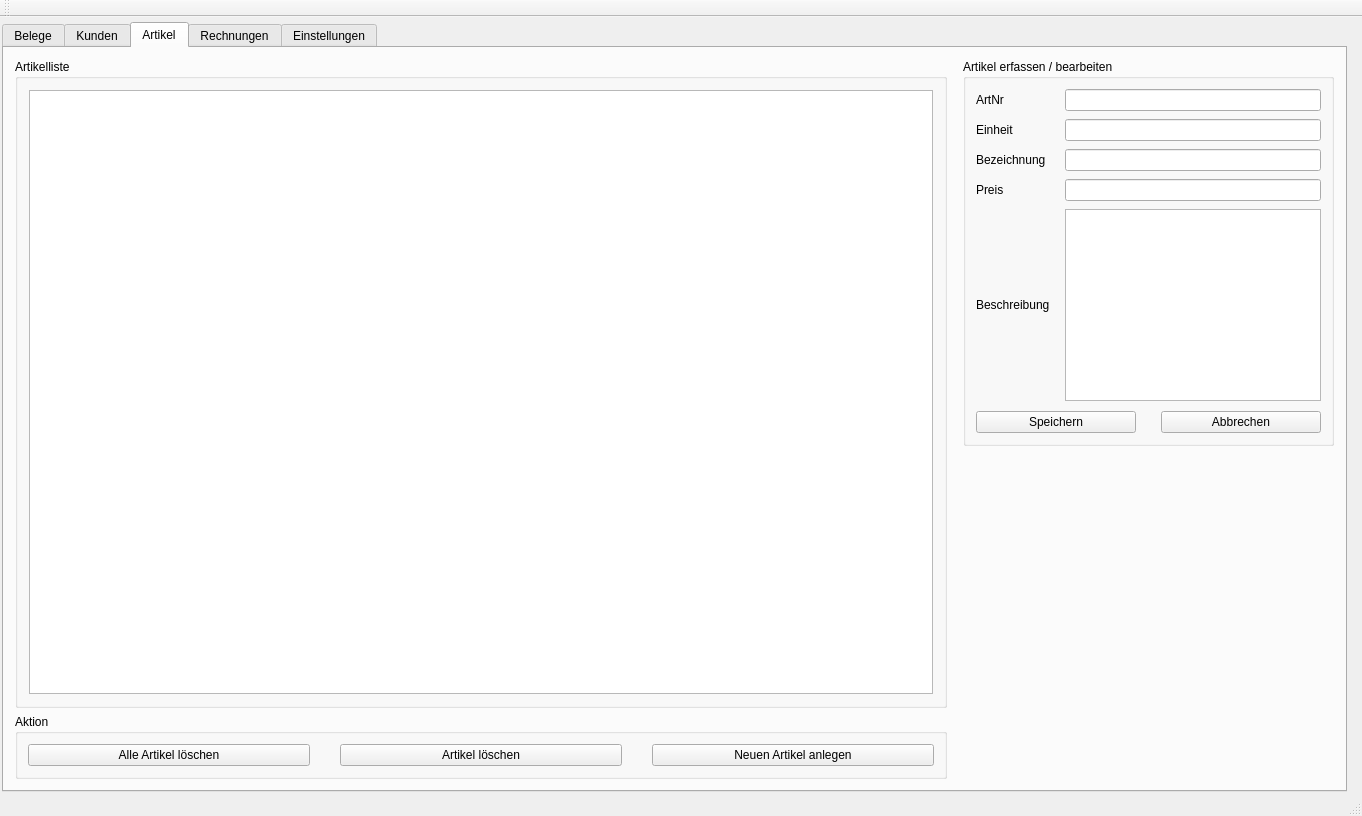
First picture: the form in mainwindow.ui, repository MarcelGep/RechnungsApp, before the edit.
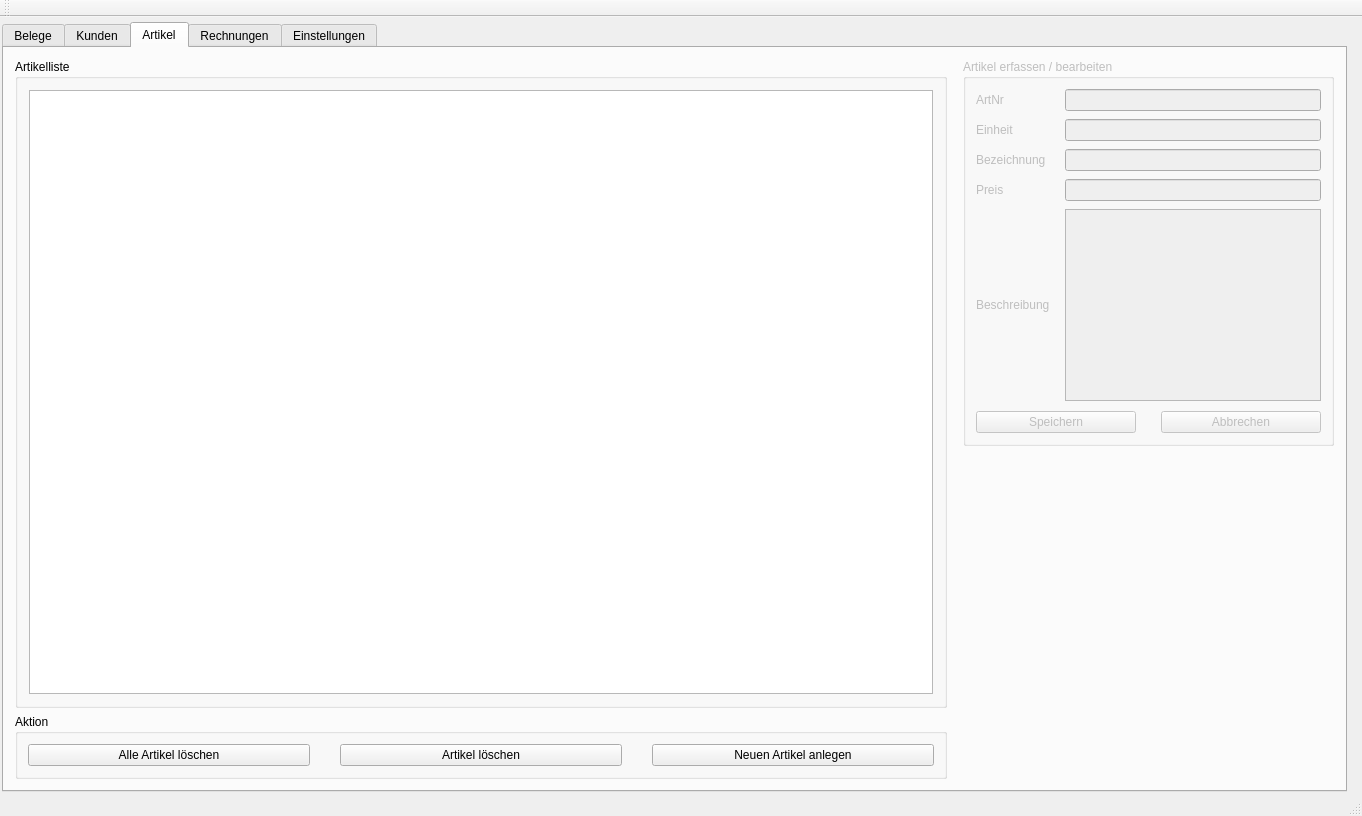
Second picture: the form after the edit.

Patch:
```diff
--- a/mainwindow.ui
+++ b/mainwindow.ui
@@ -1010,6 +1010,9 @@
         </item>
         <item row="0" column="2" rowspan="2">
          <widget class="QGroupBox" name="Artikel_Erfassen">
+          <property name="enabled">
+           <bool>false</bool>
+          </property>
           <property name="sizePolicy">
            <sizepolicy hsizetype="Fixed" vsizetype="Fixed">
             <horstretch>0</horstretch>
```
Left out of the diff: 46 changed lines with no effect on the pictures.
